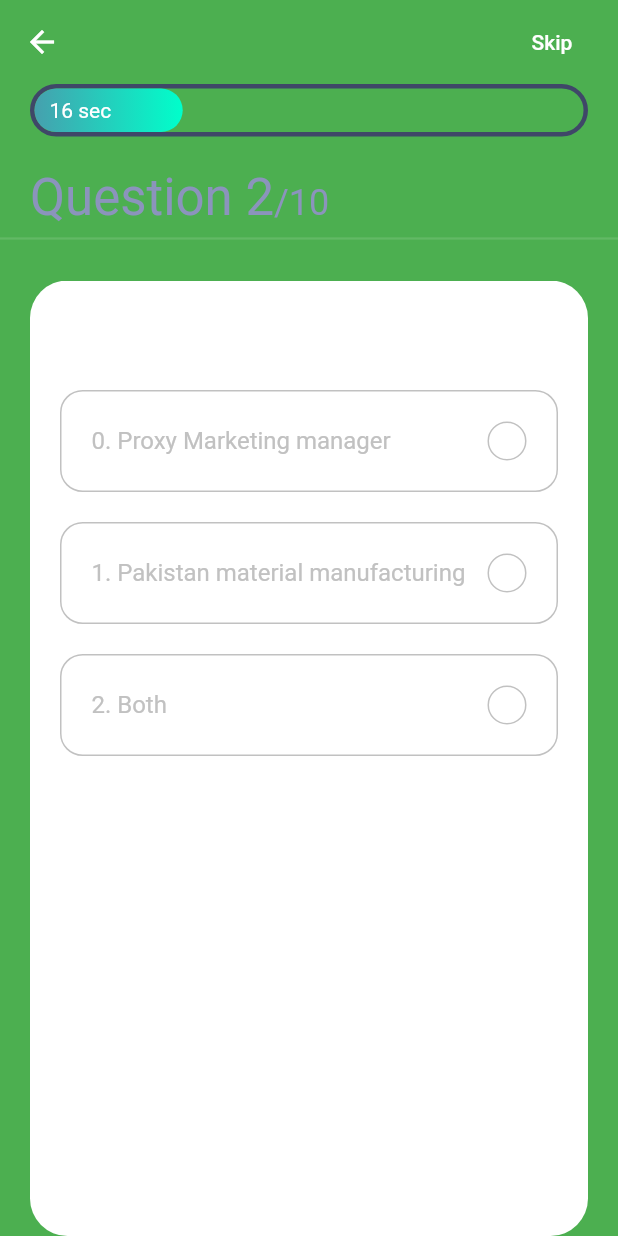
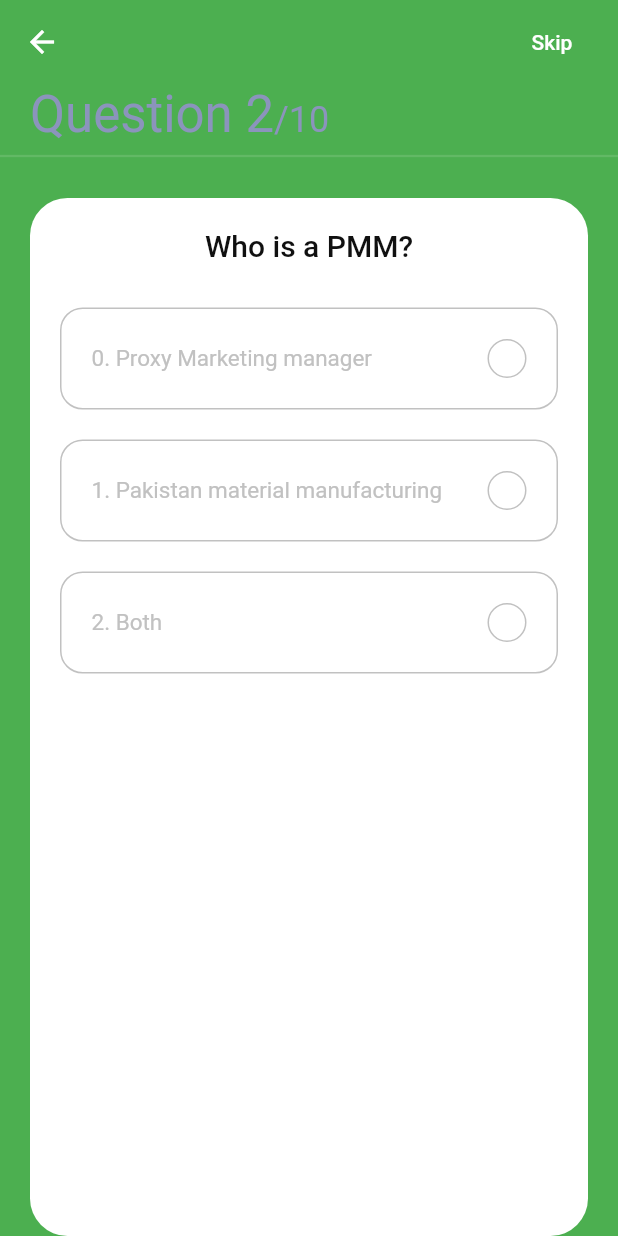
Before and after one commit to MoeezChohan1089/Flutter_question, a Flutter app: the QuizScreen screen opened directly, swiped to page 2, on a phone screen of 412 x 824 dp. Run offline on Flutter 3.47's test engine with Material 2 defaults, Android fonts, the phone set to English and light mode, and no system bars; our stand-ins replace flutter_svg, get.

Commit message:
Today work

```diff
--- a/lib/screens/quiz/components/body.dart
+++ b/lib/screens/quiz/components/body.dart
@@ -21,12 +21,12 @@ class Body extends StatelessWidget {
           child: Column(
             crossAxisAlignment: CrossAxisAlignment.start,
             children: [
-              Padding(
-                padding:
-                    const EdgeInsets.symmetric(horizontal: kDefaultPadding),
-                child: ProgressBar(),
-              ),
-              SizedBox(height: kDefaultPadding),
+              // Padding(
+              //   padding:
+              //       const EdgeInsets.symmetric(horizontal: kDefaultPadding),
+              //   child: ProgressBar(),
+              // ),
+             // SizedBox(height: kDefaultPadding),
               Padding(
                 padding:
                     const EdgeInsets.symmetric(horizontal: kDefaultPadding),
@@ -65,6 +65,7 @@ class Body extends StatelessWidget {
                       question: _questionController.questions[index]),
                 ),
               ),
+
             ],
           ),
         )
--- a/lib/screens/quiz/components/option.dart
+++ b/lib/screens/quiz/components/option.dart
@@ -7,7 +7,7 @@ import '../../../constants.dart';
 class Option extends StatelessWidget {
 
   final String text;
-  final int index;
+  final int index ;
   final VoidCallback press;
 
   const Option({Key? key, required this.text, required this.index, required this.press}) : super(key: key);
@@ -47,7 +47,7 @@ class Option extends StatelessWidget {
                 children: [
                   Text(
                     "${index}. $text",
-                    style: TextStyle(color: getTheRightColor(), fontSize: 16),
+                    style: TextStyle(color: getTheRightColor(), fontSize: 15),
                   ),
                   Container(
                     height: 26,
@@ -61,7 +61,7 @@ class Option extends StatelessWidget {
                     ),
                     child: getTheRightColor() == kGrayColor
                         ? null
-                        : Icon(getTheRightIcon(), size: 16),
+                        : Icon(getTheRightIcon(), size: 15),
                   )
                 ],
               ),
--- a/lib/screens/quiz/components/progress_bar.dart
+++ b/lib/screens/quiz/components/progress_bar.dart
@@ -15,44 +15,44 @@ class ProgressBar extends StatelessWidget {
     return Container(
       width: double.infinity,
       height: 35,
-      decoration: BoxDecoration(
-        border: Border.all(color: Color(0xFF3F4768), width: 3),
-        borderRadius: BorderRadius.circular(50),
-      ),
-      child: GetBuilder<QuestionController>(
-        init: QuestionController(),
-        builder: (controller) {
-          return Stack(
-            children: [
+      // decoration: BoxDecoration(
+      //   border: Border.all(color: Color(0xFF3F4768), width: 3),
+      //   borderRadius: BorderRadius.circular(50),
+      // ),
+      // child: GetBuilder<QuestionController>(
+      //   init: QuestionController(),
+      //   builder: (controller) {
+      //     return Stack(
+      //       children: [
               // LayoutBuilder provide us the available space for the conatiner
               // constraints.maxWidth needed for our animation
-              LayoutBuilder(
-                builder: (context, constraints) => Container(
-                  // from 0 to 1 it takes 60s
-                  width: constraints.maxWidth * controller.animation.value,
-                  decoration: BoxDecoration(
-                    gradient: kPrimaryGradient,
-                    borderRadius: BorderRadius.circular(50),
-                  ),
-                ),
-              ),
-              Positioned.fill(
-                child: Padding(
-                  padding: const EdgeInsets.symmetric(
-                      horizontal: kDefaultPadding / 2),
-                  child: Row(
-                    mainAxisAlignment: MainAxisAlignment.spaceBetween,
-                    children: [
-                      Text("${(controller.animation.value * 60).round()} sec"),
-
-                    ],
-                  ),
-                ),
-              ),
-            ],
-          );
-        },
-      ),
-    );
+              // LayoutBuilder(
+              //   builder: (context, constraints) => Container(
+              //     // from 0 to 1 it takes 60s
+              //     width: constraints.maxWidth * controller.animation.value,
+              //     decoration: BoxDecoration(
+              //       gradient: kPrimaryGradient,
+              //       borderRadius: BorderRadius.circular(50),
+              //     ),
+              //   ),
+              // ),
+              // Positioned.fill(
+              //   child: Padding(
+              //     padding: const EdgeInsets.symmetric(
+              //         horizontal: kDefaultPadding / 2),
+              //     child: Row(
+              //       mainAxisAlignment: MainAxisAlignment.spaceBetween,
+              //       children: [
+              //         Text("${(controller.animation.value * 60).round()} sec"),
+              //
+              //       ],
+              //     ),
+              //   ),
+              // ),
+    //         ],
+    //       );
+    //     },
+    //   ),
+     );
   }
 }
--- a/lib/screens/quiz/components/question_card.dart
+++ b/lib/screens/quiz/components/question_card.dart
@@ -27,16 +27,22 @@ class QuestionCard extends StatelessWidget {
             question.question,
             style: Theme.of(context)
                 .textTheme
-                .headline6
+                .headline6!
+                .copyWith(color: kBlackColor),
           ),
           SizedBox(height: kDefaultPadding / 2),
           ...List.generate(
             question.options.length,
-            (index) => Option(
-              index: index,
-              text: question.options[index],
-              press: () => _controller.checkAns(question, index),
-            ),
+            (index) =>
+                SizedBox(
+                  width: 370,
+                  child:  Option(
+                    index: index,
+                    text: question.options[index],
+                    press: () => _controller.checkAns(question, index),
+                  ),
+                )
+
           ),
         ],
       ),
```
Also changed, not shown: lib/controllers/question_controller.dart (+22 -9 lines), lib/screens/welcome/welcome_screen.dart (+9 -3 lines), assets/icons/Proxy.jpeg (added).
